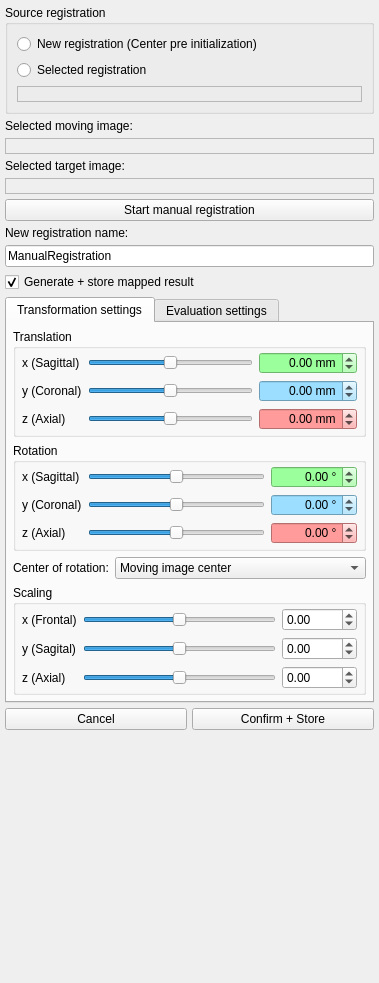
Old version of the form Plugins/inova.registration.views.manualregistration/src/internal/ManualRegistration.ui in the repository simedcn/mitkapps.
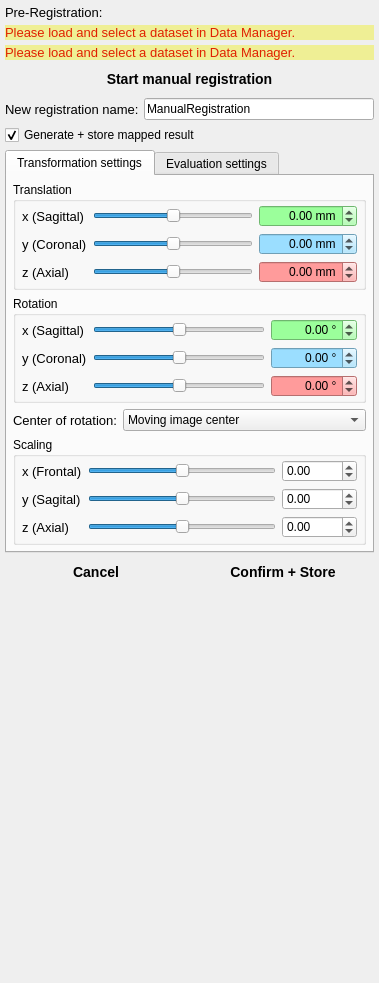
New version of the form. Custom widgets are drawn as their Qt base class.

Commit message: - Plugin positions - Short names for images - Plugin StepSelector - PluginListener - Manual Registration

The edit to the form file:
```diff
--- a/Plugins/inova.registration.views.manualregistration/src/internal/ManualRegistration.ui
+++ b/Plugins/inova.registration.views.manualregistration/src/internal/ManualRegistration.ui
@@ -10,6 +10,44 @@
     <height>983</height>
    </rect>
   </property>
+  <property name="styleSheet">
+   <string notr="true">QPushButton
+{
+    font: Roboto;
+    font: bold;
+    font-size: 14px;
+ /*   color: #FFF;*/
+    background-color: transparent;
+    border: 0px;
+    padding: 6px;
+}
+QPushButton:disabled
+{
+   color: #595B5C;
+}
+
+QPushButton:hover
+{
+    background-color:rgba(0,0,0,20%);
+}
+QLabel
+{
+    font: Roboto;
+/*    font: bold;*/
+    font-size: 10pt;
+/*    color: #FFF; */
+}
+
+QSpinBox, QSpinBox::before
+{
+    background-color: transparent;
+    font: Roboto;
+    font: normal;
+    font-size: 10pt;
+    color: #FFF; 
+    border:0px;
+}</string>
+  </property>
   <layout class="QVBoxLayout" name="verticalLayout">
    <property name="spacing">
     <number>5</number>
@@ -27,263 +65,37 @@
     <number>5</number>
    </property>
    <item>
-    <widget class="QGroupBox" name="groupReg">
-     <property name="title">
-      <string>Source registration</string>
-     </property>
      <layout class="QVBoxLayout" name="verticalLayout_2">
       <item>
-       <widget class="QRadioButton" name="radioNewReg">
-        <property name="toolTip">
-         <string>&lt;html&gt;&lt;head/&gt;&lt;body&gt;&lt;p&gt;Select this option to start with a new registration.&lt;/p&gt;&lt;p&gt;The registration will be pre initialized to map the center of the selected images.&lt;/p&gt;&lt;/body&gt;&lt;/html&gt;</string>
-        </property>
+      <widget class="QLabel" name="label_PreRegistration">
         <property name="text">
-         <string>New registration (Center pre initialization)</string>
+        <string>Pre-Registration:</string>
         </property>
        </widget>
       </item>
       <item>
-       <widget class="QRadioButton" name="radioSelectedReg">
-        <property name="toolTip">
-         <string>Use the selected registration as bsaeline. The manipulation will be &quot;on top&quot; of the given registration.</string>
+      <widget class="QLabel" name="label_MovingImageNotSelected">
+       <property name="styleSheet">
+        <string notr="true">color: #E02000;
+background-color: #efef95;</string>
         </property>
         <property name="text">
-         <string>Selected registration</string>
+        <string>Please load and select a dataset in Data Manager.</string>
         </property>
        </widget>
       </item>
       <item>
-       <widget class="QLabel" name="lbRegistrationName">
-        <property name="sizePolicy">
-         <sizepolicy hsizetype="MinimumExpanding" vsizetype="Preferred">
-          <horstretch>0</horstretch>
-          <verstretch>0</verstretch>
-         </sizepolicy>
-        </property>
-        <property name="minimumSize">
-         <size>
-          <width>0</width>
-          <height>0</height>
-         </size>
-        </property>
-        <property name="palette">
-         <palette>
-          <active>
-           <colorrole role="Text">
-            <brush brushstyle="SolidPattern">
-             <color alpha="255">
-              <red>0</red>
-              <green>170</green>
-              <blue>0</blue>
-             </color>
-            </brush>
-           </colorrole>
-          </active>
-          <inactive>
-           <colorrole role="Text">
-            <brush brushstyle="SolidPattern">
-             <color alpha="255">
-              <red>0</red>
-              <green>170</green>
-              <blue>0</blue>
-             </color>
-            </brush>
-           </colorrole>
-          </inactive>
-          <disabled>
-           <colorrole role="Text">
-            <brush brushstyle="SolidPattern">
-             <color alpha="255">
-              <red>159</red>
-              <green>158</green>
-              <blue>158</blue>
-             </color>
-            </brush>
-           </colorrole>
-          </disabled>
-         </palette>
-        </property>
-        <property name="font">
-         <font>
-          <weight>75</weight>
-          <bold>true</bold>
-         </font>
-        </property>
-        <property name="toolTip">
-         <string>Registration that should be used to map the moving image...</string>
-        </property>
-        <property name="frameShape">
-         <enum>QFrame::StyledPanel</enum>
-        </property>
-        <property name="lineWidth">
-         <number>2</number>
-        </property>
-        <property name="midLineWidth">
-         <number>1</number>
-        </property>
+      <widget class="QLabel" name="label_TargetImageNotSelected">
+       <property name="styleSheet">
+        <string notr="true">color: #E02000;
+background-color: #efef95;</string>
+       </property>
         <property name="text">
-         <string/>
+        <string>Please load and select a dataset in Data Manager.</string>
         </property>
        </widget>
       </item>
      </layout>
-    </widget>
-   </item>
-   <item>
-    <widget class="QLabel" name="label_5">
-     <property name="text">
-      <string>Selected moving image:</string>
-     </property>
-    </widget>
-   </item>
-   <item>
-    <widget class="QLabel" name="lbMovingName">
-     <property name="sizePolicy">
-      <sizepolicy hsizetype="MinimumExpanding" vsizetype="Preferred">
-       <horstretch>0</horstretch>
-       <verstretch>0</verstretch>
-      </sizepolicy>
-     </property>
-     <property name="minimumSize">
-      <size>
-       <width>0</width>
-       <height>0</height>
-      </size>
-     </property>
-     <property name="palette">
-      <palette>
-       <active>
-        <colorrole role="Text">
-         <brush brushstyle="SolidPattern">
-          <color alpha="255">
-           <red>0</red>
-           <green>170</green>
-           <blue>0</blue>
-          </color>
-         </brush>
-        </colorrole>
-       </active>
-       <inactive>
-        <colorrole role="Text">
-         <brush brushstyle="SolidPattern">
-          <color alpha="255">
-           <red>0</red>
-           <green>170</green>
-           <blue>0</blue>
-          </color>
-         </brush>
-        </colorrole>
-       </inactive>
-       <disabled>
-        <colorrole role="Text">
-         <brush brushstyle="SolidPattern">
-          <color alpha="255">
-           <red>159</red>
-           <green>158</green>
-           <blue>158</blue>
-          </color>
-         </brush>
-        </colorrole>
-       </disabled>
-      </palette>
-     </property>
-     <property name="font">
-      <font>
-       <weight>75</weight>
-       <bold>true</bold>
-      </font>
-     </property>
-     <property name="toolTip">
-      <string>Moving image that should be mapped.</string>
-     </property>
-     <property name="frameShape">
-      <enum>QFrame::StyledPanel</enum>
-     </property>
-     <property name="lineWidth">
-      <number>2</number>
-     </property>
-     <property name="midLineWidth">
-      <number>1</number>
-     </property>
-     <property name="text">
-      <string/>
-     </property>
-    </widget>
-   </item>
-   <item>
-    <widget class="QLabel" name="label">
-     <property name="text">
-      <string>Selected target image:</string>
-     </property>
-    </widget>
-   </item>
-   <item>
-    <widget class="QLabel" name="lbTargetName">
-     <property name="sizePolicy">
-      <sizepolicy hsizetype="MinimumExpanding" vsizetype="Preferred">
-       <horstretch>0</horstretch>
-       <verstretch>0</verstretch>
-      </sizepolicy>
-     </property>
-     <property name="palette">
-      <palette>
-       <active>
-        <colorrole role="Text">
-         <brush brushstyle="SolidPattern">
-          <color alpha="255">
-           <red>0</red>
-           <green>170</green>
-           <blue>0</blue>
-          </color>
-         </brush>
-        </colorrole>
-       </active>
-       <inactive>
-        <colorrole role="Text">
-         <brush brushstyle="SolidPattern">
-          <color alpha="255">
-           <red>0</red>
-           <green>170</green>
-           <blue>0</blue>
-          </color>
-         </brush>
-        </colorrole>
-       </inactive>
-       <disabled>
-        <colorrole role="Text">
-         <brush brushstyle="SolidPattern">
-          <color alpha="255">
-           <red>159</red>
-           <green>158</green>
-           <blue>158</blue>
-          </color>
-         </brush>
-        </colorrole>
-       </disabled>
-      </palette>
-     </property>
-     <property name="font">
-      <font>
-       <weight>75</weight>
-       <bold>true</bold>
-      </font>
-     </property>
-     <property name="toolTip">
-      <string>Target image one wants to map onto.</string>
-     </property>
-     <property name="frameShape">
-      <enum>QFrame::StyledPanel</enum>
-     </property>
-     <property name="lineWidth">
-      <number>2</number>
-     </property>
-     <property name="midLineWidth">
-      <number>1</number>
-     </property>
-     <property name="text">
-      <string/>
-     </property>
-    </widget>
    </item>
    <item>
     <widget class="QPushButton" name="pbStart">
@@ -296,6 +108,8 @@
     </widget>
    </item>
    <item>
+    <layout class="QHBoxLayout" name="horizontalLayout_7">
+     <item>
     <widget class="QLabel" name="label_12">
      <property name="text">
       <string>New registration name:</string>
@@ -314,6 +128,8 @@
       <string/>
      </property>
     </widget>
+     </item>
+    </layout>
    </item>
    <item>
     <widget class="QCheckBox" name="checkMapEntity">
```
Lines whose indentation alone changed are shown as unchanged. The commit also changes 41 other files.
